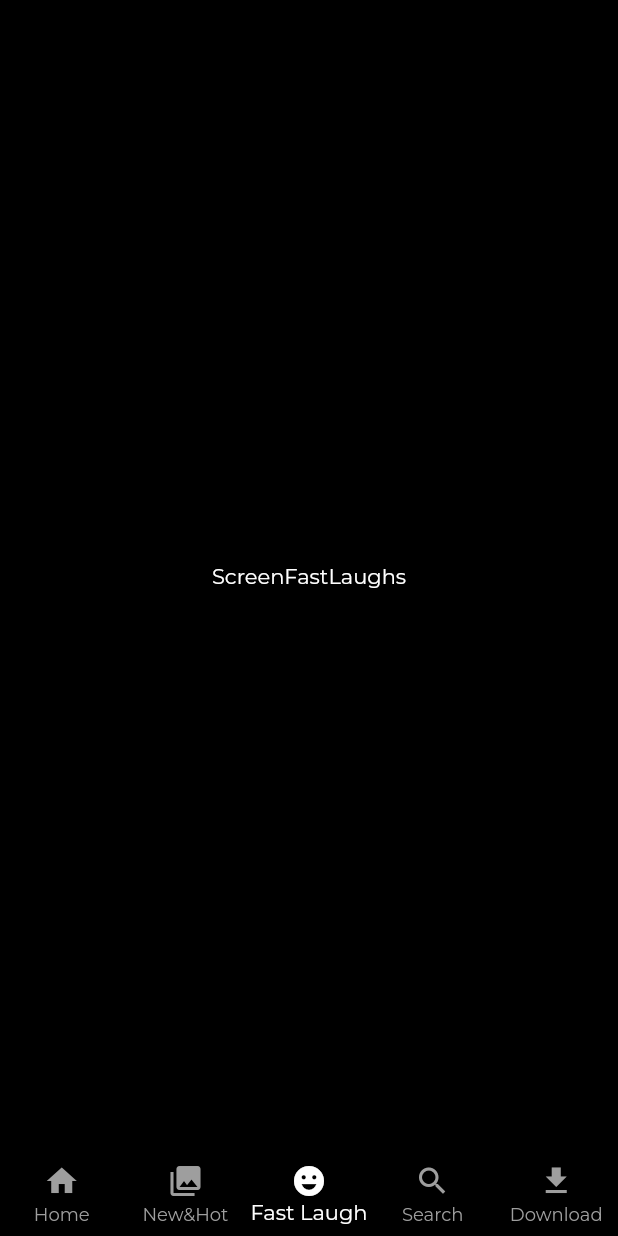
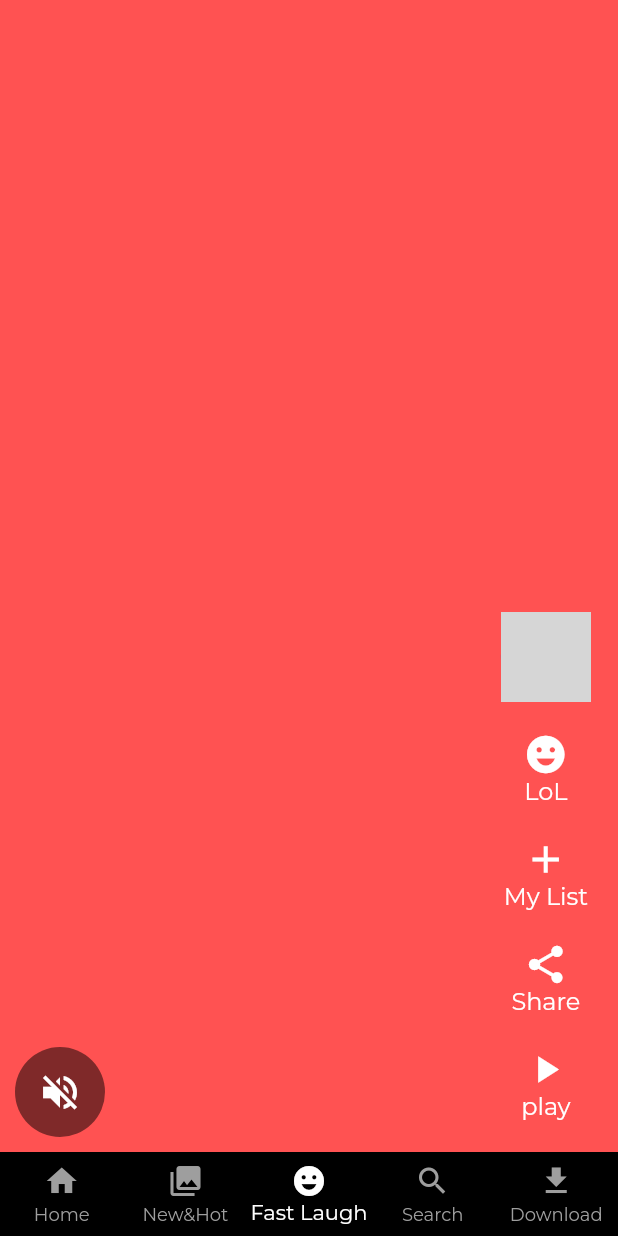
Before and after one commit to salmanulfarisi/netflix_clone_bloc, a Flutter app: the screen it shows after launch, item 3 of the bottom bar chosen, on a phone screen of 412 x 824 dp. Run offline on Flutter 3.47's test engine with Material 2 defaults, Android fonts, the phone set to English and light mode, and no system bars; our stand-ins replace bordered_text, google_fonts; network calls fail; grey boxes are pictures that could not be loaded.

Commit message:
Fast laugh completed.Working on Home Page

```diff
--- a/lib/core/constants.dart
+++ b/lib/core/constants.dart
@@ -3,3 +3,9 @@ import 'package:flutter/cupertino.dart';
 const kwidth = SizedBox(width: 10);
 const kHeight = SizedBox(height: 10);
 const kHeight2 = SizedBox(height: 20);
+
+//BorderRadius
+final BorderRadius kRadius10 = BorderRadius.circular(10);
+
+//images
+const kMainImage = 'https://wallpapercave.com/wp/wp6193373.jpg';
--- a/lib/presentaion/fast_laugs/screen_fast_laugs.dart
+++ b/lib/presentaion/fast_laugs/screen_fast_laugs.dart
@@ -1,4 +1,5 @@
 import 'package:flutter/material.dart';
+import 'package:netflix_bloc/presentaion/fast_laugs/widgets/video_list_item.dart';
 
 class ScreenFastLaughs extends StatelessWidget {
   const ScreenFastLaughs({Key? key}) : super(key: key);
@@ -6,9 +7,12 @@ class ScreenFastLaughs extends StatelessWidget {
   @override
   Widget build(BuildContext context) {
     return Scaffold(
-      body: Center(
-        child: Text('ScreenFastLaughs'),
-      ),
+      body: SafeArea(
+          child: PageView(
+              scrollDirection: Axis.vertical,
+              children: List.generate(10, (index) {
+                return VideoListItem(index: index);
+              }))),
     );
   }
 }
--- /dev/null
+++ b/lib/presentaion/fast_laugs/widgets/video_list_item.dart
@@ -0,0 +1,87 @@
+import 'package:flutter/material.dart';
+import 'package:netflix_bloc/core/colors/colors.dart';
+
+class VideoListItem extends StatelessWidget {
+  final int index;
+  const VideoListItem({Key? key, required this.index}) : super(key: key);
+
+  @override
+  Widget build(BuildContext context) {
+    return Stack(
+      children: [
+        Container(
+          color: Colors.accents[index % Colors.accents.length],
+        ),
+        Align(
+          alignment: Alignment.bottomCenter,
+          child: Padding(
+            padding: const EdgeInsets.symmetric(horizontal: 10, vertical: 10),
+            child: Row(
+              mainAxisAlignment: MainAxisAlignment.spaceBetween,
+              crossAxisAlignment: CrossAxisAlignment.end,
+              children: [
+                // left side
+                CircleAvatar(
+                    radius: 30,
+                    backgroundColor: Colors.black.withOpacity(0.5),
+                    child: IconButton(
+                        onPressed: () {},
+                        icon: const Icon(
+                          Icons.volume_off,
+                          color: kwhiteColor,
+                          size: 30,
+                        ))),
+                //Right side
+                Column(
+                  mainAxisAlignment: MainAxisAlignment.end,
+                  children: const [
+                    Padding(
+                      padding: EdgeInsets.symmetric(vertical: 10),
+                      child: CircleAvatar(
+                        radius: 30,
+                        backgroundImage: NetworkImage(
+                            'https://www.themoviedb.org/t/p/w250_and_h141_face/n6vVs6z8obNbExdD3QHTr4Utu1Z.jpg'),
+                      ),
+                    ),
+                    VideoActionsWidgets(
+                        icon: Icons.emoji_emotions, title: 'LoL'),
+                    VideoActionsWidgets(icon: Icons.add, title: 'My List'),
+                    VideoActionsWidgets(icon: Icons.share, title: 'Share'),
+                    VideoActionsWidgets(icon: Icons.play_arrow, title: 'play'),
+                  ],
+                )
+              ],
+            ),
+          ),
+        )
+      ],
+    );
+  }
+}
+
+class VideoActionsWidgets extends StatelessWidget {
+  final IconData icon;
+  final String title;
+  const VideoActionsWidgets({Key? key, required this.icon, required this.title})
+      : super(key: key);
+
+  @override
+  Widget build(BuildContext context) {
+    return Padding(
+      padding: const EdgeInsets.symmetric(vertical: 10, horizontal: 10),
+      child: Column(
+        children: [
+          Icon(
+            icon,
+            color: Colors.white,
+            size: 30,
+          ),
+          Text(
+            title,
+            style: const TextStyle(color: kwhiteColor, fontSize: 16),
+          ),
+        ],
+      ),
+    );
+  }
+}
--- a/lib/presentaion/search/widget/search_result_page.dart
+++ b/lib/presentaion/search/widget/search_result_page.dart
@@ -3,7 +3,7 @@ import 'package:netflix_bloc/core/constants.dart';
 import 'package:netflix_bloc/presentaion/search/widget/title.dart';
 
 const imageUrl =
-    'https://www.themoviedb.org/t/p/w300_and_h450_bestv2/r8LPeldxskHrGJTPfhICguCip2H.jpg';
+    'https://static.toiimg.com/thumb/msid-83036120,imgsize-508425,width-800,height-600,resizemode-75/83036120.jpg';
 
 class SearchResultPage extends StatelessWidget {
   const SearchResultPage({Key? key}) : super(key: key);
```
Also changed, not shown: lib/presentaion/home/screen_home.dart (+25 -4 lines), lib/presentaion/home/widgets/custom_botton_widget.dart (added, +32 -0 lines), lib/presentaion/home/widgets/number_card.dart (added, +51 -0 lines), lib/presentaion/home/widgets/number_title_card.dart (added, +32 -0 lines), lib/presentaion/widgets/background_card.dart (added, +68 -0 lines), lib/presentaion/widgets/main_card.dart (added, +25 -0 lines), lib/presentaion/widgets/main_title.dart (added, +12 -0 lines), lib/presentaion/widgets/main_title_card.dart (added, +32 -0 lines), pubspec.yaml (+2 -6 lines), pubspec.lock, 1 other file.
